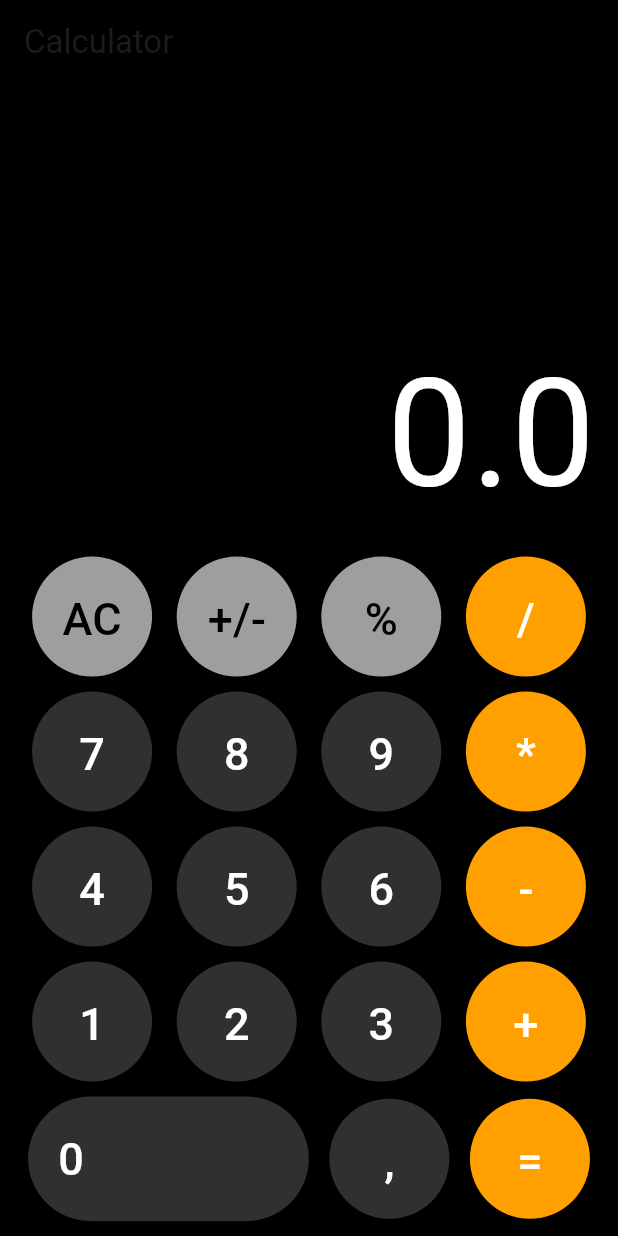
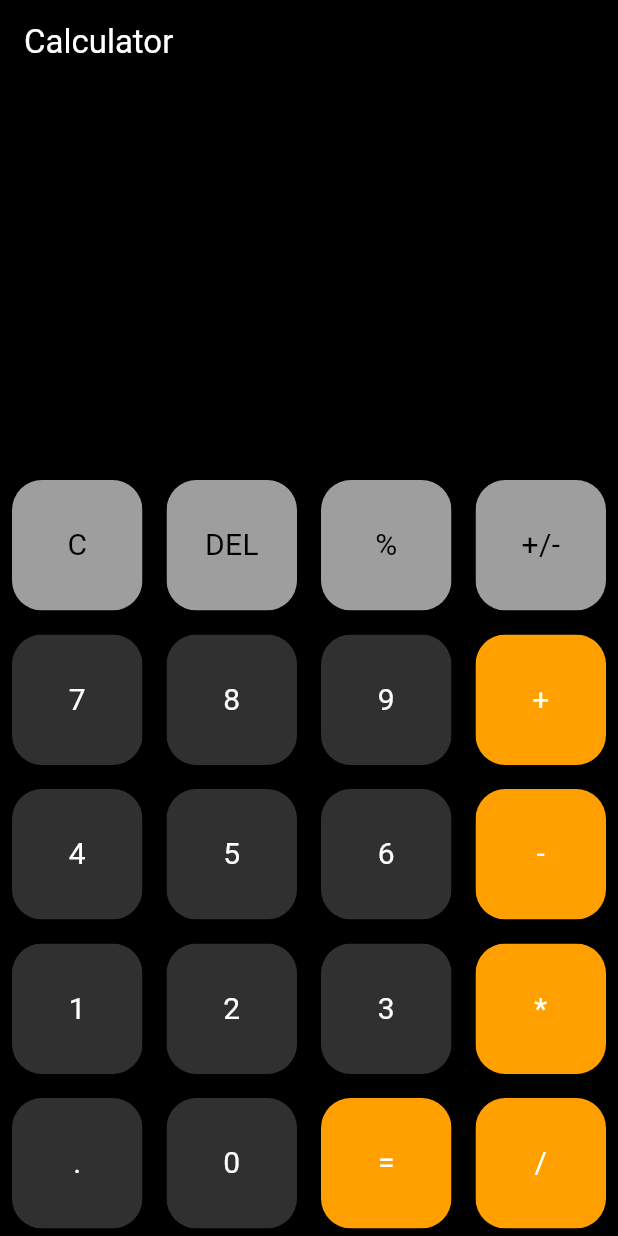
Before and after one commit to Khh-vu/calculator, a Flutter app: the screen it shows after launch, on a phone screen of 412 x 824 dp. Run offline on Flutter 3.47's test engine with Material 2 defaults, Android fonts, the phone set to English and light mode, and no system bars.

Commit message:
Update UI

```diff
--- a/lib/calc_button.dart
+++ b/lib/calc_button.dart
@@ -6,49 +6,45 @@ class CalcButton extends StatefulWidget {
     required this.text,
     required this.textColor,
     required this.buttonColor,
+    required this.buttonTap,
   }) : super(key: key);
 
   final String text;
-  final Color? textColor;
-  final Color? buttonColor;
+  final Color textColor;
+  final Color buttonColor;
+  final VoidCallback buttonTap;
 
   @override
   State<CalcButton> createState() => _CalcButtonState();
 }
 
 class _CalcButtonState extends State<CalcButton> {
-  late Color? _textColor;
-  late Color? _buttonColor;
-
   @override
   void initState() {
-    _textColor = widget.textColor;
-    _buttonColor = widget.buttonColor;
     super.initState();
   }
 
   @override
   Widget build(BuildContext context) {
-    return ElevatedButton(
-      onPressed: () {
-        setState(() {
-          final temp = _buttonColor;
-          _buttonColor = _textColor;
-          _textColor = temp;
-        });
-      },
-      style: ElevatedButton.styleFrom(
-        shape: const CircleBorder(),
-        padding: const EdgeInsets.all(20),
-        fixedSize: const Size.square(80),
-      ).copyWith(
-        backgroundColor: MaterialStateProperty.all<Color?>(_buttonColor),
-      ),
-      child: Text(
-        widget.text,
-        style: TextStyle(
-          fontSize: 30,
-          color: _textColor,
+    return Padding(
+      padding: const EdgeInsets.all(8.0),
+      child: ClipRRect(
+        borderRadius: BorderRadius.circular(20),
+        child: InkWell(
+          borderRadius: BorderRadius.circular(20),
+          onTap: widget.buttonTap,
+          child: Container(
+            color: widget.buttonColor,
+            child: Center(
+              child: Text(
+                widget.text,
+                style: TextStyle(
+                  color: widget.textColor,
+                  fontSize: 20,
+                ),
+              ),
+            ),
+          ),
         ),
       ),
     );
--- a/lib/calc_keyboard.dart
+++ /dev/null
@@ -1,35 +0,0 @@
-import 'package:calculator/calc_button.dart';
-import 'package:flutter/material.dart';
-
-class CalcKeyBoard extends StatelessWidget {
-  const CalcKeyBoard({Key? key}) : super(key: key);
-
-  @override
-  Widget build(BuildContext context) {
-    return Row(
-      mainAxisAlignment: MainAxisAlignment.spaceEvenly,
-      children: <Widget>[
-        const CalcButton(
-          text: 'AC',
-          textColor: Colors.black,
-          buttonColor: Colors.grey,
-        ),
-        const CalcButton(
-          text: '+/-',
-          textColor: Colors.black,
-          buttonColor: Colors.grey,
-        ),
-        const CalcButton(
-          text: '%',
-          textColor: Colors.black,
-          buttonColor: Colors.grey,
-        ),
-        CalcButton(
-          text: '/',
-          textColor: Colors.white,
-          buttonColor: Colors.amber[700]!,
-        ),
-      ],
-    );
-  }
-}
--- a/lib/main.dart
+++ b/lib/main.dart
@@ -26,6 +26,40 @@ class Calculator extends StatefulWidget {
 }
 
 class _CalculatorState extends State<Calculator> {
+  final List<String> buttons = [
+    'C',
+    'DEL',
+    '%',
+    '+/-',
+    '7',
+    '8',
+    '9',
+    '+',
+    '4',
+    '5',
+    '6',
+    '-',
+    '1',
+    '2',
+    '3',
+    '*',
+    '.',
+    '0',
+    '=',
+    '/',
+  ];
+
+  bool isOperator(String operator) {
+    if (operator == '+' ||
+        operator == '-' ||
+        operator == '*' ||
+        operator == '/' ||
+        operator == '=') {
+      return true;
+    }
+    return false;
+  }
+
   double text = 0;
   double num1 = 0;
   double num2 = 0;
@@ -34,167 +68,45 @@ class _CalculatorState extends State<Calculator> {
   Widget build(BuildContext context) {
     return Scaffold(
       appBar: AppBar(
-        title: const Text('Calculator'),
+        title: const Text(
+          'Calculator',
+          style: TextStyle(color: Colors.white),
+        ),
         backgroundColor: Colors.black,
       ),
       backgroundColor: Colors.black,
-      body: Padding(
-        padding: const EdgeInsets.symmetric(horizontal: 5),
-        child: Column(
-          mainAxisAlignment: MainAxisAlignment.end,
-          children: <Widget>[
-            Row(
-              mainAxisAlignment: MainAxisAlignment.end,
-              children: <Widget>[
-                Padding(
-                  padding: const EdgeInsets.all(10.0),
-                  child: Text(
-                    text.toString(),
-                    textAlign: TextAlign.left,
-                    style: const TextStyle(
-                      color: Colors.white,
-                      fontSize: 100,
-                    ),
-                  ),
-                ),
-              ],
+      body: Column(
+        children: [
+          Expanded(child: Container()),
+          Expanded(
+            flex: 2,
+            child: GridView.builder(
+              itemCount: buttons.length,
+              gridDelegate: const SliverGridDelegateWithFixedCrossAxisCount(
+                crossAxisCount: 4,
+              ),
+              itemBuilder: (context, index) {
+                if (index < 4) {
+                  return CalcButton(
+                    buttonTap: () {},
+                    text: buttons[index],
+                    textColor: Colors.black,
+                    buttonColor: Colors.grey,
+                  );
+                } else {
+                  return CalcButton(
+                    buttonTap: () {},
+                    text: buttons[index],
+                    textColor: Colors.white,
+                    buttonColor: isOperator(buttons[index])
+                        ? Colors.amber[700]!
+                        : Colors.grey[850]!,
+                  );
+                }
+              },
             ),
-            Row(
-              mainAxisAlignment: MainAxisAlignment.spaceEvenly,
-              children: <Widget>[
-                const CalcButton(
-                  text: 'AC',
-                  textColor: Colors.black,
-                  buttonColor: Colors.grey,
-                ),
-                const CalcButton(
-                  text: '+/-',
-                  textColor: Colors.black,
-                  buttonColor: Colors.grey,
-                ),
-                const CalcButton(
-                  text: '%',
-                  textColor: Colors.black,
-                  buttonColor: Colors.grey,
-                ),
-                CalcButton(
-                  text: '/',
-                  textColor: Colors.white,
-                  buttonColor: Colors.amber[700]!,
-                ),
-              ],
-            ),
-            const SizedBox(height: 10),
-            Row(
-              mainAxisAlignment: MainAxisAlignment.spaceEvenly,
-              children: <Widget>[
-                CalcButton(
-                  text: '7',
-                  textColor: Colors.white,
-                  buttonColor: Colors.grey[850],
-                ),
-                CalcButton(
-                  text: '8',
-                  textColor: Colors.white,
-                  buttonColor: Colors.grey[850],
-                ),
-                CalcButton(
-                  text: '9',
-                  textColor: Colors.white,
-                  buttonColor: Colors.grey[850],
-                ),
-                CalcButton(
-                  text: '*',
-                  textColor: Colors.white,
-                  buttonColor: Colors.amber[700],
-                ),
-              ],
-            ),
-            const SizedBox(height: 10),
-            Row(
-              mainAxisAlignment: MainAxisAlignment.spaceEvenly,
-              children: <Widget>[
-                CalcButton(
-                  text: '4',
-                  textColor: Colors.white,
-                  buttonColor: Colors.grey[850],
-                ),
-                CalcButton(
-                  text: '5',
-                  textColor: Colors.white,
-                  buttonColor: Colors.grey[850],
-                ),
-                CalcButton(
-                  text: '6',
-                  textColor: Colors.white,
-                  buttonColor: Colors.grey[850],
-                ),
-                CalcButton(
-                  text: '-',
-                  textColor: Colors.white,
-                  buttonColor: Colors.amber[700],
-                ),
-              ],
-            ),
-            const SizedBox(height: 10),
-            Row(
-              mainAxisAlignment: MainAxisAlignment.spaceEvenly,
-              children: <Widget>[
-                CalcButton(
-                  text: '1',
-                  textColor: Colors.white,
-                  buttonColor: Colors.grey[850],
-                ),
-                CalcButton(
-                  text: '2',
-                  textColor: Colors.white,
-                  buttonColor: Colors.grey[850],
-                ),
-                CalcButton(
-                  text: '3',
-                  textColor: Colors.white,
-                  buttonColor: Colors.grey[850],
-                ),
-                CalcButton(
-                  text: '+',
-                  textColor: Colors.white,
-                  buttonColor: Colors.amber[700],
-                ),
-              ],
-            ),
-            const SizedBox(height: 10),
-            Row(
-              mainAxisAlignment: MainAxisAlignment.spaceEvenly,
-              children: <Widget>[
-                ElevatedButton(
-                  onPressed: () {},
-                  style: ElevatedButton.styleFrom(
-                    padding: const EdgeInsets.fromLTRB(20, 20, 150, 20),
-                    shape: const StadiumBorder(),
-                  ).copyWith(
-                    backgroundColor:
-                        MaterialStateProperty.all<Color?>(Colors.grey[850]),
-                  ),
-                  child: const Text(
-                    '0',
-                    style: TextStyle(fontSize: 30, color: Colors.white),
-                  ),
-                ),
-                CalcButton(
-                  text: ',',
-                  textColor: Colors.white,
-                  buttonColor: Colors.grey[850],
-                ),
-                CalcButton(
-                  text: '=',
-                  textColor: Colors.white,
-                  buttonColor: Colors.amber[700],
-                ),
-              ],
-            ),
-            const SizedBox(height: 10),
-          ],
-        ),
+          ),
+        ],
       ),
     );
   }
```
